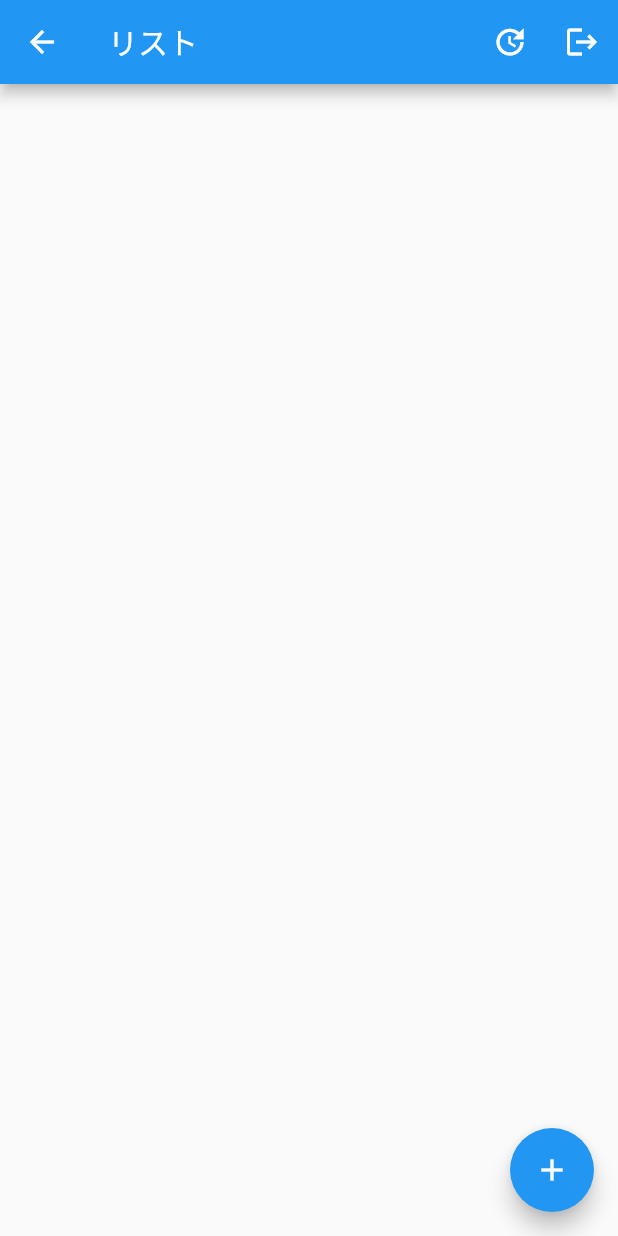
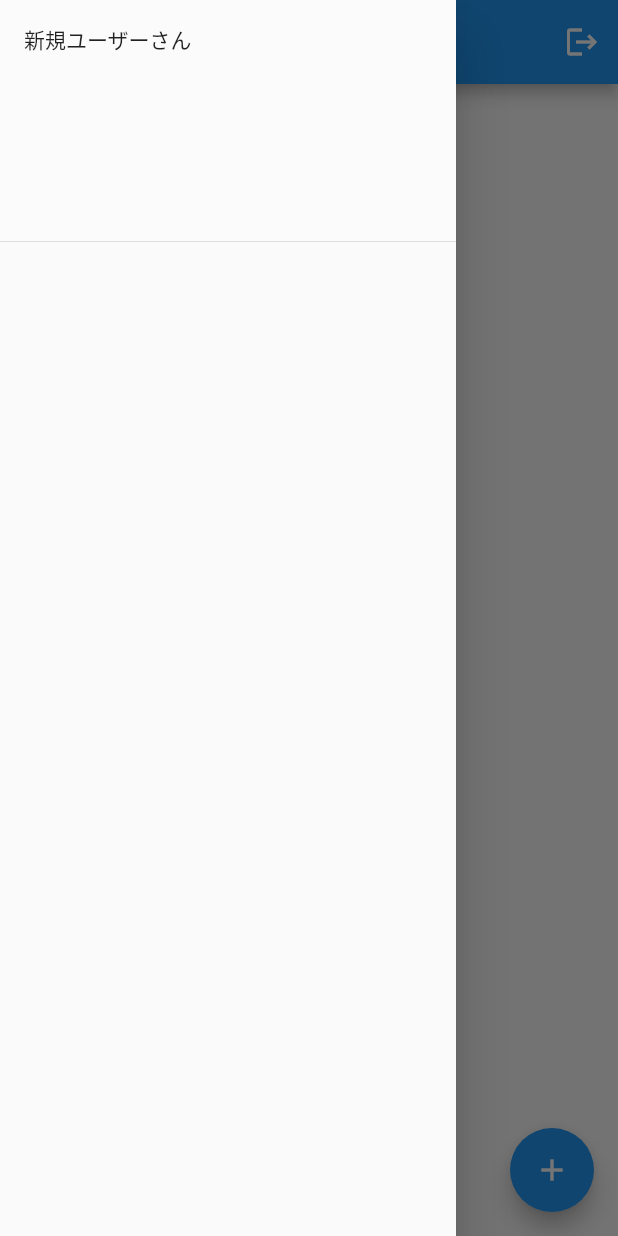
Before and after one commit to kakeru-rai/techo, a Flutter app: the ListScreen screen opened by its route, with the side drawer open (before the commit the screen has no drawer), on a phone screen of 412 x 824 dp. Run offline on Flutter 3.47's test engine with Material 2 defaults, Android fonts, the phone set to English and light mode, and no system bars; our stand-ins replace cloud_firestore, firebase_auth, firebase_core, flutter_markdown, google_sign_in, logger; accounts and stored records are empty; network calls fail.

Commit message:
匿名アカウントからGoogleアカウントへの連携フローを追加

```diff
--- a/lib/list_screen.dart
+++ b/lib/list_screen.dart
@@ -19,6 +19,7 @@ class ListScreen extends StatefulWidget {
 
 class _ListScreenState extends State<ListScreen> {
   List<Ticket> items = [];
+  String userName = "";
 
   int _counter = 0;
 
@@ -27,9 +28,7 @@ class _ListScreenState extends State<ListScreen> {
     super.initState();
 
     Future(() async {
-      items = await _getList();
-      await _getList();
-      setState(() {});
+      await _setStateInitView();
     });
   }
 
@@ -53,48 +52,93 @@ class _ListScreenState extends State<ListScreen> {
               )),
     );
 
-    setState(() {});
+    _setStateInitView();
   }
 
   void _delete(Ticket ticket) async {
     await TicketRepository().delete(ticket);
-    await _initList();
-    setState(() {});
+    _setStateInitView();
   }
 
   void _logout(BuildContext context) async {
     await FirebaseAuth.instance
         .signOut()
         .catchError((error) => logger.e(error));
-    Navigator.of(context).pushReplacementNamed(AuthScreen.routeName);
+    await _signInWithAnonymous();
+    _setStateInitView();
   }
 
-  Future<void> _initList() async {
+  Future<UserCredential> _signInWithAnonymous() async {
+    return FirebaseAuth.instance.signInAnonymously();
+  }
+
+  void _login(BuildContext context) async {
+    final result = await Navigator.pushNamed(context, AuthScreen.routeName);
+    _setStateInitView();
+  }
+
+  Future<void> _setStateInitView() async {
     items = await _getList();
-    return Future<void>.value();
+    userName = _userName();
+    setState(() {});
+  }
+
+  List<Widget> _createAppBarButton() {
+    var list = <Widget>[];
+
+    User currentUser = FirebaseAuth.instance.currentUser!;
+    if (currentUser.isAnonymous) {
+      list.add(IconButton(
+        icon: const Icon(Icons.login),
+        tooltip: 'login',
+        onPressed: () {
+          _login(context);
+        },
+      ));
+    } else {
+      list.add(IconButton(
+        icon: const Icon(Icons.logout),
+        tooltip: 'logout',
+        onPressed: () {
+          _logout(context);
+        },
+      ));
+    }
+    return list;
+  }
+
+  String _userName() {
+    User currentUser = FirebaseAuth.instance.currentUser!;
+
+    if (currentUser.isAnonymous) {
+      return "匿名ユーザーさん";
+    } else if (currentUser.displayName != null &&
+        currentUser.displayName!.isNotEmpty) {
+      return currentUser.displayName!;
+    } else {
+      return "新規ユーザーさん";
+    }
   }
 
   @override
   Widget build(BuildContext context) {
     return Scaffold(
       appBar: AppBar(
-        title: const Text("リスト"),
-        actions: <Widget>[
-          IconButton(
-            icon: const Icon(Icons.update),
-            tooltip: 'Update',
-            onPressed: () {
-              setState(() {});
-            },
-          ),
-          IconButton(
-            icon: const Icon(Icons.logout),
-            tooltip: 'logout',
-            onPressed: () {
-              _logout(context);
-            },
-          ),
-        ],
+        title: const Text("リスト1k"),
+        actions: _createAppBarButton(),
+      ),
+      drawer: Drawer(
+        child: ListView(
+            // Important: Remove any padding from the ListView.
+            padding: EdgeInsets.zero,
+            children: [
+              DrawerHeader(
+                decoration: const BoxDecoration(
+                  color: Colors.white10,
+                ),
+                child: Text(userName),
+              ),
+            ]),
       ),
       body: ListView.separated(
         itemCount: items.length,
```
Also changed, not shown: lib/main.dart (+8 -1 lines), lib/my_app.dart (+1 -6 lines), lib/screen/auth_screen.dart (+29 -18 lines).
